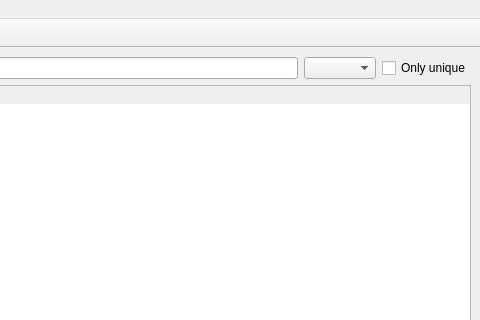
The window that ui/ui.ui (ivica-k/terraform-validate-explorer) describes before a commit, drawn with Qt 5; both pictures show x 353 to 833 and y 0 to 320 of the 833 by 500 pixel window.
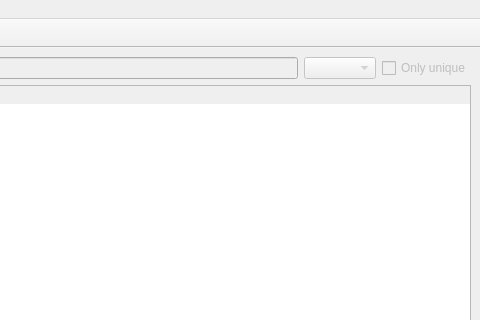
The same window after the commit. Icons and pictures are not drawn.

Commit message:
fix: input elements are changed from disabled to enabled when a file is opened (#6)
input elements, such as the line edit, are initially disabled. opening a file enables them.

closes #3

Diff of the .ui file:
```diff
--- a/ui/ui.ui
+++ b/ui/ui.ui
@@ -27,6 +27,9 @@
        <layout class="QHBoxLayout" name="horizontalLayout">
         <item>
          <widget class="QLineEdit" name="line_filter">
+          <property name="enabled">
+           <bool>false</bool>
+          </property>
           <property name="maxLength">
            <number>255</number>
           </property>
@@ -36,10 +39,17 @@
          </widget>
         </item>
         <item>
-         <widget class="QComboBox" name="combo_search_type"/>
+         <widget class="QComboBox" name="combo_search_type">
+          <property name="enabled">
+           <bool>false</bool>
+          </property>
+         </widget>
         </item>
         <item>
          <widget class="QCheckBox" name="check_unique">
+          <property name="enabled">
+           <bool>false</bool>
+          </property>
           <property name="text">
            <string>Only unique</string>
           </property>
```
The commit also changes 2 other files.
